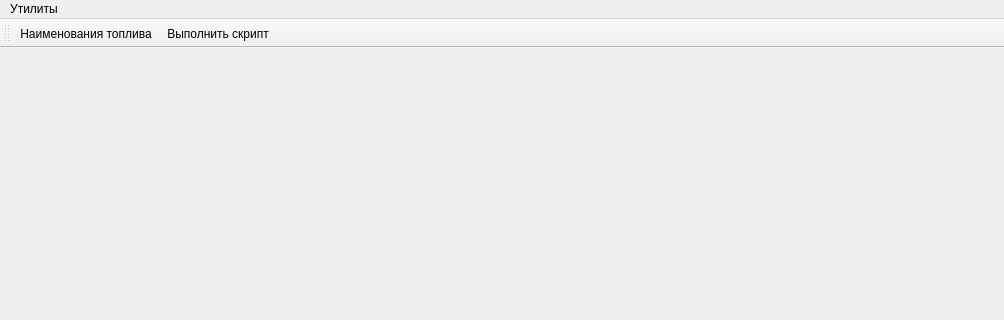
Old version of the form mainwindow.ui in the repository rust3128/MPosUtilities; both pictures show x 0 to 1004 and y 0 to 320 of the 1004 by 750 pixel window.
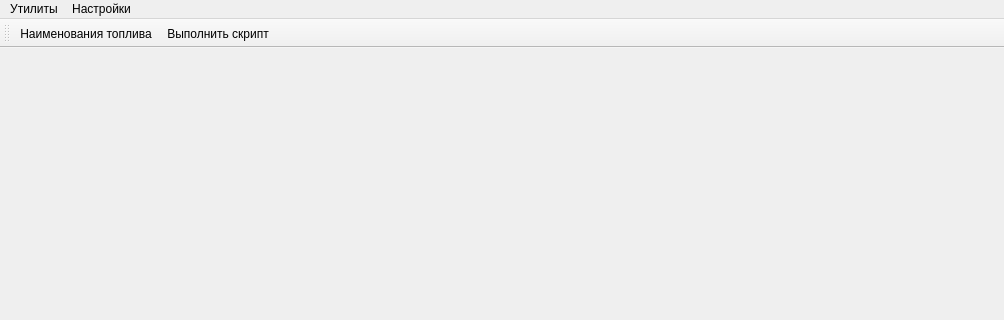
New version of the form. Icons and pictures are not drawn.

Patch:
```diff
--- a/mainwindow.ui
+++ b/mainwindow.ui
@@ -30,7 +30,14 @@
     <addaction name="actionFuelName"/>
     <addaction name="actionRunSql"/>
    </widget>
+   <widget class="QMenu" name="menu">
+    <property name="title">
+     <string>Настройки</string>
+    </property>
+    <addaction name="actionConnection"/>
+   </widget>
    <addaction name="menuUtils"/>
+   <addaction name="menu"/>
   </widget>
   <widget class="QToolBar" name="mainToolBar">
    <property name="iconSize">
```
Left out of the diff: 5 changed lines with no effect on the pictures.
